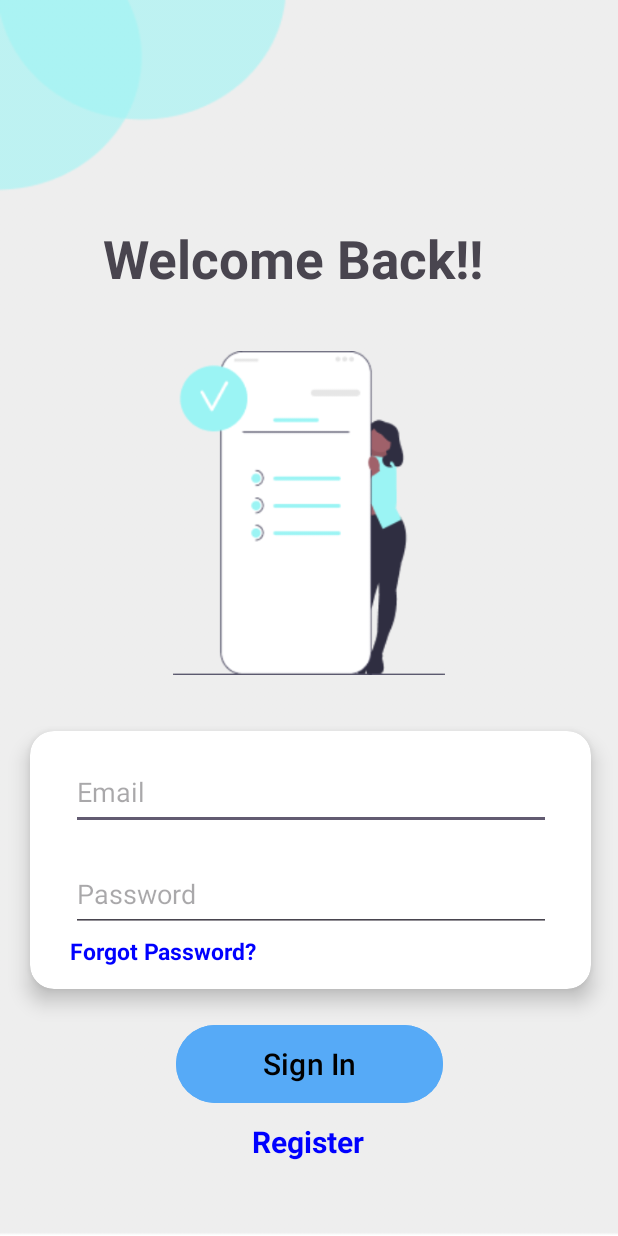
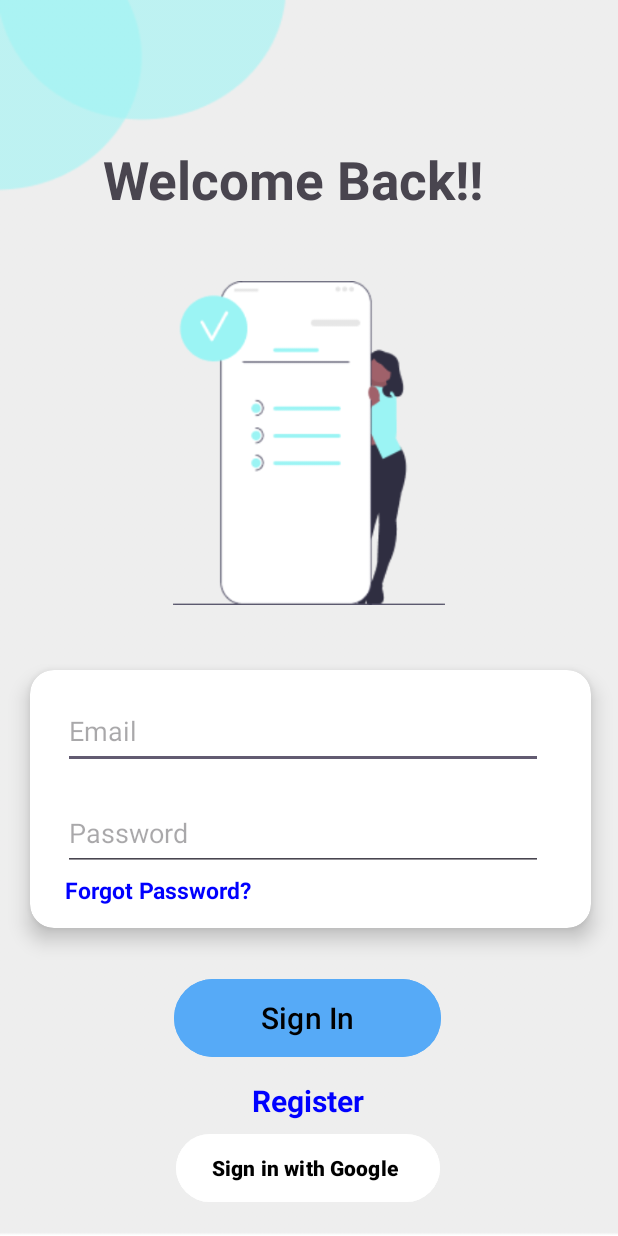
Before and after one commit to chinmay2452/ToDoApp, an Android app: the MainActivity2 screen opened directly, with no data from a screen before it, after a tap on "Sign In", on a phone screen of 412 x 824 dp. Run offline under Robolectric (Android 15) with nearby library versions, the phone set to English and light mode, and no system bars; our stand-ins replace Firebase (no records; nobody signed in at launch, a user with empty details on screens opened directly).

```diff
--- a/app/build.gradle.kts
+++ b/app/build.gradle.kts
@@ -46,6 +46,10 @@ dependencies {
     implementation(libs.androidx.recyclerview)
     implementation(libs.androidx.fragment)
     implementation(libs.androidx.cardview)
+    implementation(libs.firebase.auth)
+    implementation(libs.androidx.credentials)
+    implementation(libs.androidx.credentials.play.services.auth)
+    implementation(libs.googleid)
     testImplementation(libs.junit)
     androidTestImplementation(libs.androidx.junit)
     androidTestImplementation(libs.androidx.espresso.core)
--- a/app/src/main/java/com/example/todoapp/MainActivity2.kt
+++ b/app/src/main/java/com/example/todoapp/MainActivity2.kt
@@ -3,31 +3,101 @@ package com.example.todoapp
 import android.annotation.SuppressLint
 import android.content.Intent
 import android.os.Bundle
+import android.widget.EditText
 import android.widget.TextView
+import android.widget.Toast
 import androidx.activity.enableEdgeToEdge
 import androidx.appcompat.app.AppCompatActivity
 import androidx.core.view.ViewCompat
 import androidx.core.view.WindowInsetsCompat
+import com.google.firebase.auth.FirebaseAuth
+import com.google.firebase.auth.UserProfileChangeRequest
 
 class MainActivity2 : AppCompatActivity() {
+
+    private lateinit var auth: FirebaseAuth
+
     @SuppressLint("MissingInflatedId")
     override fun onCreate(savedInstanceState: Bundle?) {
         super.onCreate(savedInstanceState)
         enableEdgeToEdge()
         setContentView(R.layout.activity_main2)
+
         ViewCompat.setOnApplyWindowInsetsListener(findViewById(R.id.main)) { v, insets ->
             val systemBars = insets.getInsets(WindowInsetsCompat.Type.systemBars())
             v.setPadding(systemBars.left, systemBars.top, systemBars.right, systemBars.bottom)
             insets
         }
 
-        val signinbut = findViewById<TextView>(R.id.textsignin)
-        signinbut.setOnClickListener {
-            val intent = Intent(this, MainActivity3::class.java)
-            startActivity(intent)
+        auth = FirebaseAuth.getInstance()
+
+        // Navigation to sign-in page
+        val signinBut = findViewById<TextView>(R.id.textsignin)
+        signinBut.setOnClickListener {
+            startActivity(Intent(this, MainActivity3::class.java))
         }
 
-        val fire
+        // Inputs
+        val nameInput = findViewById<EditText>(R.id.name)
+        val emailInput = findViewById<EditText>(R.id.emailregister)
+        val passwordInput = findViewById<EditText>(R.id.registerpwd)
+        val confirmPasswordInput = findViewById<EditText>(R.id.confirm_pwd)
 
+        // Suppose you have a register button (replace R.id.btn_register with actual id)
+        val registerButton = findViewById<TextView>(R.id.button) // or MaterialButton if that's what you used
+        registerButton.setOnClickListener {
+            val name = nameInput.text.toString().trim()
+            val email = emailInput.text.toString().trim()
+            val password = passwordInput.text.toString()
+            val confirmPassword = passwordInput.text.toString()
+
+            if (name.isEmpty() || email.isEmpty() || password.isEmpty()) {
+                Toast.makeText(this, "Please fill all fields", Toast.LENGTH_SHORT).show()
+                return@setOnClickListener
+            }
+            if(confirmPassword != password){
+                Toast.makeText(this, "Passwords do not match", Toast.LENGTH_SHORT).show()
+                return@setOnClickListener
+            }
+
+            signup(email, password, name, {
+                // Success: you can proceed to main app screen
+                Toast.makeText(this, "Registered as ${auth.currentUser?.displayName}", Toast.LENGTH_SHORT).show()
+
+                startActivity(Intent(this, MainActivity4::class.java))}, { error ->
+                // Error
+                Toast.makeText(this, error, Toast.LENGTH_SHORT).show()
+            })
+        }
+    }
+
+    private fun signup(
+        email: String,
+        password: String,
+        name: String,
+        onSuccess: () -> Unit,
+        onError: (String) -> Unit
+    ) {
+        auth.createUserWithEmailAndPassword(email, password)
+            .addOnSuccessListener {
+                val user = auth.currentUser
+                if (user == null) {
+                    onError("User is null after signup")
+                    return@addOnSuccessListener
+                }
+                val profile = UserProfileChangeRequest.Builder()
+                    .setDisplayName(name)
+                    .build()
+                user.updateProfile(profile)
+                    .addOnSuccessListener {
+                        onSuccess()
+                    }
+                    .addOnFailureListener { e ->
+                        onError(e.localizedMessage ?: "Failed to set display name")
+                    }
+            }
+            .addOnFailureListener { e ->
+                onError(e.localizedMessage ?: "Signup failed")
+            }
     }
 }
--- a/app/src/main/java/com/example/todoapp/MainActivity3.kt
+++ b/app/src/main/java/com/example/todoapp/MainActivity3.kt
@@ -2,13 +2,19 @@ package com.example.todoapp
 
 import android.content.Intent
 import android.os.Bundle
+import android.widget.Button
 import android.widget.TextView
 import androidx.activity.enableEdgeToEdge
 import androidx.appcompat.app.AppCompatActivity
 import androidx.core.view.ViewCompat
 import androidx.core.view.WindowInsetsCompat
+import com.google.firebase.auth.FirebaseAuth
+import com.google.firebase.auth.UserProfileChangeRequest
 
 class MainActivity3 : AppCompatActivity() {
+
+    private lateinit var auth: FirebaseAuth
+
     override fun onCreate(savedInstanceState: Bundle?) {
         super.onCreate(savedInstanceState)
         enableEdgeToEdge()
@@ -24,5 +30,22 @@ class MainActivity3 : AppCompatActivity() {
             startActivity(intent)
         }
 
+        auth = FirebaseAuth.getInstance()
+
+        fun signin(email: String, password: String) {
+            auth.signInWithEmailAndPassword(email, password)
+                .addOnSuccessListener { result ->
+                    val user = auth.currentUser
+                }
+                .addOnFailureListener { exception ->
+                    print(exception.localizedMessage)
+                }
+        }
+        val email = findViewById<TextView>(R.id.email)
+        val password = findViewById<TextView>(R.id.pass)
+        val login = findViewById<Button>(R.id.signin)
+
+
+
     }
 }
--- a/app/src/main/res/layout/activity_main3.xml
+++ b/app/src/main/res/layout/activity_main3.xml
@@ -12,8 +12,8 @@
         android:id="@+id/welcome"
         android:layout_width="wrap_content"
         android:layout_height="wrap_content"
-        android:text= "Welcome Back!!"
         android:gravity="center"
+        android:text="Welcome Back!!"
         android:textSize="35sp"
         android:textStyle="bold"
         app:layout_constraintBottom_toBottomOf="parent"
@@ -21,7 +21,7 @@
         app:layout_constraintHorizontal_bias="0.433"
         app:layout_constraintStart_toStartOf="parent"
         app:layout_constraintTop_toTopOf="parent"
-        app:layout_constraintVertical_bias="0.191" />
+        app:layout_constraintVertical_bias="0.124" />
 
     <ImageView
         android:id="@+id/imageView2"
@@ -46,7 +46,7 @@
         app:layout_constraintHorizontal_bias="0.498"
         app:layout_constraintStart_toStartOf="parent"
         app:layout_constraintTop_toTopOf="parent"
-        app:layout_constraintVertical_bias="0.938" />
+        app:layout_constraintVertical_bias="0.904" />
 
     <Button
         android:id="@+id/signin"
@@ -58,9 +58,10 @@
         android:textSize="20sp"
         app:layout_constraintBottom_toBottomOf="parent"
         app:layout_constraintEnd_toEndOf="parent"
+        app:layout_constraintHorizontal_bias="0.497"
         app:layout_constraintStart_toStartOf="parent"
         app:layout_constraintTop_toTopOf="parent"
-        app:layout_constraintVertical_bias="0.889" />
+        app:layout_constraintVertical_bias="0.849" />
 
     <androidx.cardview.widget.CardView
         android:id="@+id/card_tasks"
@@ -72,13 +73,14 @@
         app:layout_constraintBottom_toBottomOf="parent"
         app:layout_constraintStart_toStartOf="parent"
         app:layout_constraintTop_toTopOf="parent"
-        app:layout_constraintVertical_bias="0.747">
+        app:layout_constraintVertical_bias="0.685">
 
         <androidx.constraintlayout.widget.ConstraintLayout
-            android:layout_width="match_parent"
+            android:layout_width="363dp"
             android:layout_height="match_parent">
 
             <EditText
+                android:id="@+id/email"
                 android:layout_width="320dp"
                 android:layout_height="50dp"
                 android:layout_marginTop="16dp"
@@ -89,7 +91,7 @@
                 app:layout_constraintTop_toTopOf="parent" />
 
             <EditText
-                android:id="@+id/editText"
+                android:id="@+id/pass"
                 android:layout_width="320dp"
                 android:layout_height="50dp"
                 android:layout_marginTop="84dp"
@@ -110,12 +112,30 @@
                 app:layout_constraintEnd_toEndOf="parent"
                 app:layout_constraintHorizontal_bias="0.364"
                 app:layout_constraintStart_toStartOf="parent"
-                app:layout_constraintTop_toBottomOf="@+id/editText"
+                app:layout_constraintTop_toBottomOf="@+id/pass"
                 app:layout_constraintVertical_bias="0.111" />
 
 
         </androidx.constraintlayout.widget.ConstraintLayout>
     </androidx.cardview.widget.CardView>
 
+    <com.google.android.material.button.MaterialButton
+        android:id="@+id/btn_google_signin"
+        android:layout_width="176dp"
+        android:layout_height="53dp"
+        android:layout_marginHorizontal="32dp"
+        android:gravity="center_vertical"
+        android:text="Sign in with Google"
+        android:textAllCaps="false"
+        android:textStyle="bold"
+        android:textColor="@color/black"
+        android:backgroundTint="@color/white"
+        app:layout_constraintBottom_toBottomOf="parent"
+        app:layout_constraintEnd_toEndOf="parent"
+        app:layout_constraintHorizontal_bias="0.497"
+        app:layout_constraintStart_toStartOf="parent"
+        app:layout_constraintTop_toBottomOf="@+id/loginregister"
+        app:layout_constraintVertical_bias="0.208" />
+
 
 </androidx.constraintlayout.widget.ConstraintLayout>
```
Also changed, not shown: app/src/main/res/layout/activity_main2.xml (+17 -7 lines), gradle/libs.versions.toml (+8 -0 lines).
